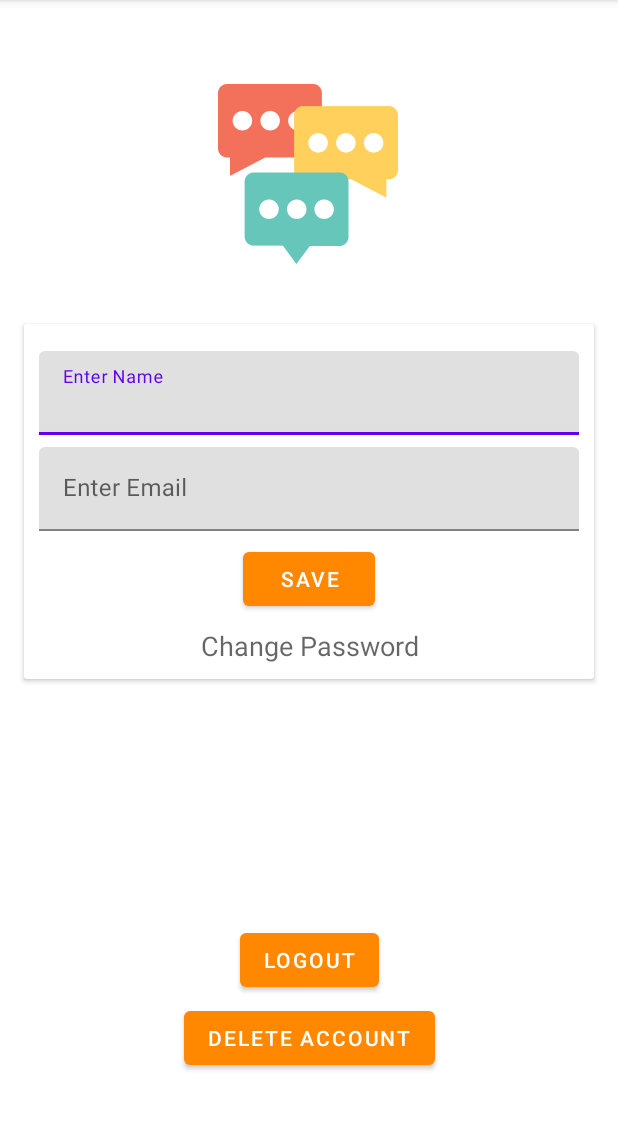
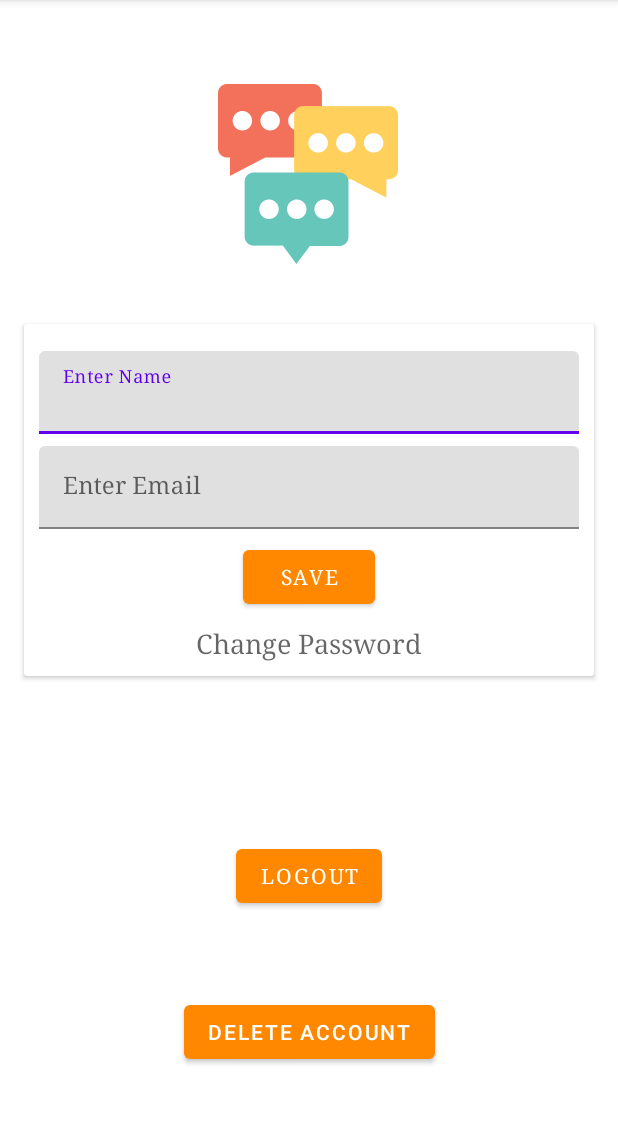
Before and after one commit to ANUJAGRAWAL2000/HackNITP3.0, an Android app: the ChatFragment screen opened directly, with no data from a screen before it, after a tap on "Profile", on a phone screen of 412 x 824 dp, the part 84-1214 px from its top. Run offline under Robolectric (Android 15) with nearby library versions, the phone set to English and light mode, and no system bars; our stand-ins replace Firebase (no records; nobody signed in at launch, a user with empty details on screens opened directly); pictures from the network do not load.

Commit message:
Font Improved

```diff
--- a/app/src/main/java/com/example/chatapp/Chat/chatListAdapter.java
+++ b/app/src/main/java/com/example/chatapp/Chat/chatListAdapter.java
@@ -23,8 +23,13 @@ import com.bumptech.glide.Glide;
 import com.example.chatapp.Common.Constants;
 import com.example.chatapp.Common.Extras;
 import com.example.chatapp.Common.Internet;
+import com.example.chatapp.Common.Node;
 import com.example.chatapp.R;
 import com.google.android.gms.tasks.OnSuccessListener;
+import com.google.firebase.auth.FirebaseAuth;
+import com.google.firebase.auth.FirebaseUser;
+import com.google.firebase.database.DatabaseReference;
+import com.google.firebase.database.FirebaseDatabase;
 import com.google.firebase.storage.FirebaseStorage;
 import com.google.firebase.storage.StorageReference;
 
@@ -35,6 +40,9 @@ public class chatListAdapter extends RecyclerView.Adapter<chatListAdapter.ChatLi
     private Context context;
     private List<ChatListModel> chatListModelList;
     private View ChatToHide;
+    private DatabaseReference databaseReferenceChats;
+    private FirebaseAuth mAuth;
+    private FirebaseUser firebaseUser;
 
     public chatListAdapter(Context context, List<ChatListModel> chatListModelList) {
         this.context = context;
@@ -103,8 +111,8 @@ public class chatListAdapter extends RecyclerView.Adapter<chatListAdapter.ChatLi
         holder.llChatList.setOnLongClickListener(new View.OnLongClickListener() {
             @Override
             public boolean onLongClick(View view) {
-                Constants.HIDE_VALUE = true;
-                view.setVisibility(View.GONE);
+                databaseReferenceChats.child(firebaseUser.getUid()).child(chatListModel.getUserId()).child(Node.HIDE).setValue(Constants.TRUE);
+//                view.setVisibility(View.GONE);
                 return true;
             }
         });
@@ -132,7 +140,9 @@ public class chatListAdapter extends RecyclerView.Adapter<chatListAdapter.ChatLi
             tvUnReadCount=itemView.findViewById(R.id.tvUnreadCount);
             tvLastMessageTime=itemView.findViewById(R.id.tvLastMessageTime);
             ivProfile=itemView.findViewById(R.id.ivProfile);
-
+            databaseReferenceChats= FirebaseDatabase.getInstance().getReference().child(Node.Chats);
+            mAuth=FirebaseAuth.getInstance();
+            firebaseUser=mAuth.getCurrentUser();
         }
     }
 }
--- a/app/src/main/java/com/example/chatapp/Common/Constants.java
+++ b/app/src/main/java/com/example/chatapp/Common/Constants.java
@@ -5,7 +5,7 @@ public class Constants {
     public static final String IMAGE_FOLDER="Images";
     public static final String MESSAGE_IMAGE="message_Images";
     public static final String MESSAGE_VIDEO="message_Videos";
-    public static boolean HIDE_VALUE=false;
+    public static final String TRUE="true";
 
     public static final String MESSAGE_TYPE_TEXT="text";
     public static final String MESSAGE_TYPE_IMAGE="image";
--- a/app/src/main/java/com/example/chatapp/MainActivity.java
+++ b/app/src/main/java/com/example/chatapp/MainActivity.java
@@ -20,14 +20,20 @@ import com.example.chatapp.Profile.ProfileActivity;
 import com.example.chatapp.RequestReceived.RequestFragment;
 import com.google.android.material.tabs.TabLayout;
 import com.google.firebase.auth.FirebaseAuth;
+import com.google.firebase.auth.FirebaseUser;
+import com.google.firebase.database.DataSnapshot;
+import com.google.firebase.database.DatabaseError;
 import com.google.firebase.database.DatabaseReference;
 import com.google.firebase.database.FirebaseDatabase;
+import com.google.firebase.database.ValueEventListener;
 
 public class MainActivity extends AppCompatActivity {
 
     private TabLayout tabmain;
     private ViewPager vpmain;
     private FirebaseAuth mAuth;
+    private DatabaseReference databaseReferenceChats;
+    private FirebaseUser firebaseUser;
 
     @Override
     protected void onCreate(Bundle savedInstanceState) {
@@ -45,6 +51,9 @@ public class MainActivity extends AppCompatActivity {
         databaseReferenceUsers.child(Node.Online).setValue(true);
 
         databaseReferenceUsers.child(Node.Online).onDisconnect().setValue(false);
+
+        firebaseUser=mAuth.getCurrentUser();
+        databaseReferenceChats=FirebaseDatabase.getInstance().getReference().child(Node.Chats).child(firebaseUser.getUid());
 
         setViewPager();
     }
@@ -136,6 +145,23 @@ public class MainActivity extends AppCompatActivity {
             startActivity(new Intent(MainActivity.this, ProfileActivity.class));
 //            finish();
         }
+//        else if(Id==R.id.menu_unHide)
+//        {
+//            databaseReferenceChats.child(firebaseUser.getUid()).addValueEventListener(new ValueEventListener() {
+//                @Override
+//                public void onDataChange(@NonNull DataSnapshot dataSnapshot) {
+//                    for(DataSnapshot ds:dataSnapshot.getChildren())
+//                    {
+//                            ds.child(Node.HIDE).
+//                    }
+//                }
+//
+//                @Override
+//                public void onCancelled(@NonNull DatabaseError databaseError) {
+//
+//                }
+//            });
+//        }
         return super.onOptionsItemSelected(item);
     }
 
--- /dev/null
+++ b/app/src/main/res/drawable/ic_unhide.xml
@@ -0,0 +1,4 @@
+<vector android:height="24dp" android:viewportHeight="488.85"
+    android:viewportWidth="488.85" android:width="24dp" xmlns:android="http://schemas.android.com/apk/res/android">
+    <path android:fillColor="#FF000000" android:pathData="M244.425,98.725c-93.4,0 -178.1,51.1 -240.6,134.1c-5.1,6.8 -5.1,16.3 0,23.1c62.5,83.1 147.2,134.2 240.6,134.2s178.1,-51.1 240.6,-134.1c5.1,-6.8 5.1,-16.3 0,-23.1C422.525,149.825 337.825,98.725 244.425,98.725zM251.125,347.025c-62,3.9 -113.2,-47.2 -109.3,-109.3c3.2,-51.2 44.7,-92.7 95.9,-95.9c62,-3.9 113.2,47.2 109.3,109.3C343.725,302.225 302.225,343.725 251.125,347.025zM248.025,299.625c-33.4,2.1 -61,-25.4 -58.8,-58.8c1.7,-27.6 24.1,-49.9 51.7,-51.7c33.4,-2.1 61,25.4 58.8,58.8C297.925,275.625 275.525,297.925 248.025,299.625z"/>
+</vector>
--- a/app/src/main/res/layout/activity_profile.xml
+++ b/app/src/main/res/layout/activity_profile.xml
@@ -47,6 +47,7 @@
                     android:id="@+id/etName"
                     android:layout_width="match_parent"
                     android:layout_height="wrap_content"
+                    android:fontFamily="serif"
                     android:hint="@string/etName" />
 
             </com.google.android.material.textfield.TextInputLayout>
@@ -60,6 +61,7 @@
                     android:id="@+id/etEmail"
                     android:layout_width="match_parent"
                     android:layout_height="wrap_content"
+                    android:fontFamily="serif"
                     android:hint="@string/etEmail" />
             </com.google.android.material.textfield.TextInputLayout>
 
@@ -68,6 +70,7 @@
                 android:layout_width="wrap_content"
                 android:layout_height="wrap_content"
                 android:layout_marginTop="8dp"
+                android:fontFamily="serif"
                 android:onClick="btnSave"
                 android:text="@string/Save"
                 app:backgroundTint="@android:color/holo_orange_dark"
@@ -79,6 +82,7 @@
                 android:layout_width="match_parent"
                 android:layout_height="wrap_content"
                 android:layout_marginTop="8dp"
+                android:fontFamily="serif"
                 android:gravity="center_horizontal"
                 android:onClick="changePassword"
                 android:text="@string/changePassword"
@@ -92,7 +96,8 @@
         android:id="@+id/button"
         android:layout_width="wrap_content"
         android:layout_height="wrap_content"
-        android:layout_marginBottom="104dp"
+        android:layout_marginBottom="160dp"
+        android:fontFamily="serif"
         android:onClick="btnLogout"
         android:text="@string/Logout"
         app:backgroundTint="@android:color/holo_orange_dark"
@@ -104,7 +109,7 @@
         android:id="@+id/accountDelete"
         android:layout_width="wrap_content"
         android:layout_height="wrap_content"
-        android:layout_marginBottom="52dp"
+        android:layout_marginBottom="56dp"
         android:onClick="deleteAcc"
         android:text="@string/DeleteAcc"
         app:backgroundTint="@android:color/holo_orange_dark"
--- a/app/src/main/res/layout/selectfriendlayout.xml
+++ b/app/src/main/res/layout/selectfriendlayout.xml
@@ -18,10 +18,10 @@
         <ImageView
             android:id="@+id/ivSelectFriend"
             android:layout_width="100dp"
-            android:layout_height="100dp"
+            android:layout_height="80dp"
             android:layout_gravity="center"
             android:layout_weight="1"
-            app:srcCompat="@drawable/ic_user" />
+            android:src="@drawable/ic_user_2" />
 
         <TextView
             android:id="@+id/tvSelectFriend"
@@ -30,6 +30,7 @@
             android:layout_marginStart="8dp"
             android:layout_marginLeft="8dp"
             android:layout_weight="1"
+            android:fontFamily="serif"
             android:text="UserName"
             android:textAppearance="@style/TextAppearance.AppCompat.Medium"
             android:textStyle="bold" />
--- a/app/src/main/res/menu/profile.xml
+++ b/app/src/main/res/menu/profile.xml
@@ -7,4 +7,9 @@
         android:icon="@drawable/ic_user"
         android:title="@string/Profile"
         app:showAsAction="ifRoom" />
+    <item
+        android:id="@+id/menu_unHide"
+        android:icon="@drawable/ic_unhide"
+        android:title="@string/UnHide"
+        app:showAsAction="always" />
 </menu>
--- a/app/src/main/res/values/strings.xml
+++ b/app/src/main/res/values/strings.xml
@@ -54,4 +54,5 @@
     <string name="Share">Share</string>
     <string name="Download">Download</string>
     <string name="view">View</string>
+    <string name="UnHide">UnHide</string>
 </resources>
```
Also changed, not shown: app/src/main/java/com/example/chatapp/Chat/ChatFragment.java (+20 -13 lines), app/src/main/res/layout/activity_login.xml (+8 -2 lines), app/src/main/res/layout/activity_sign_up.xml (+9 -4 lines), 1 other file.
